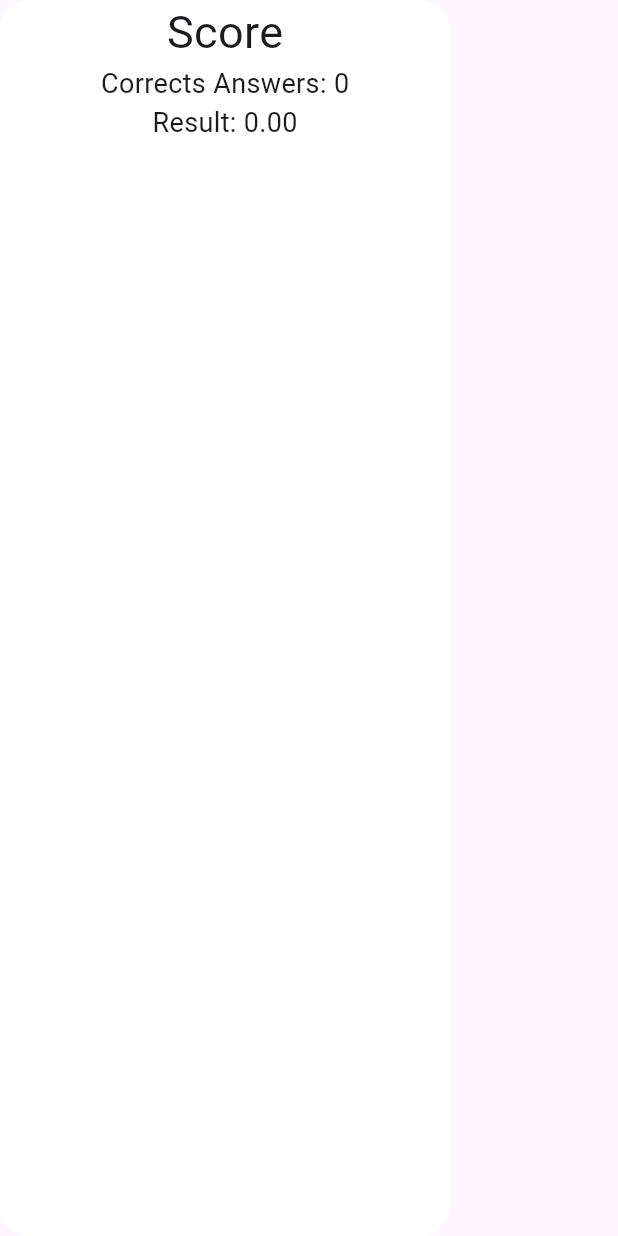
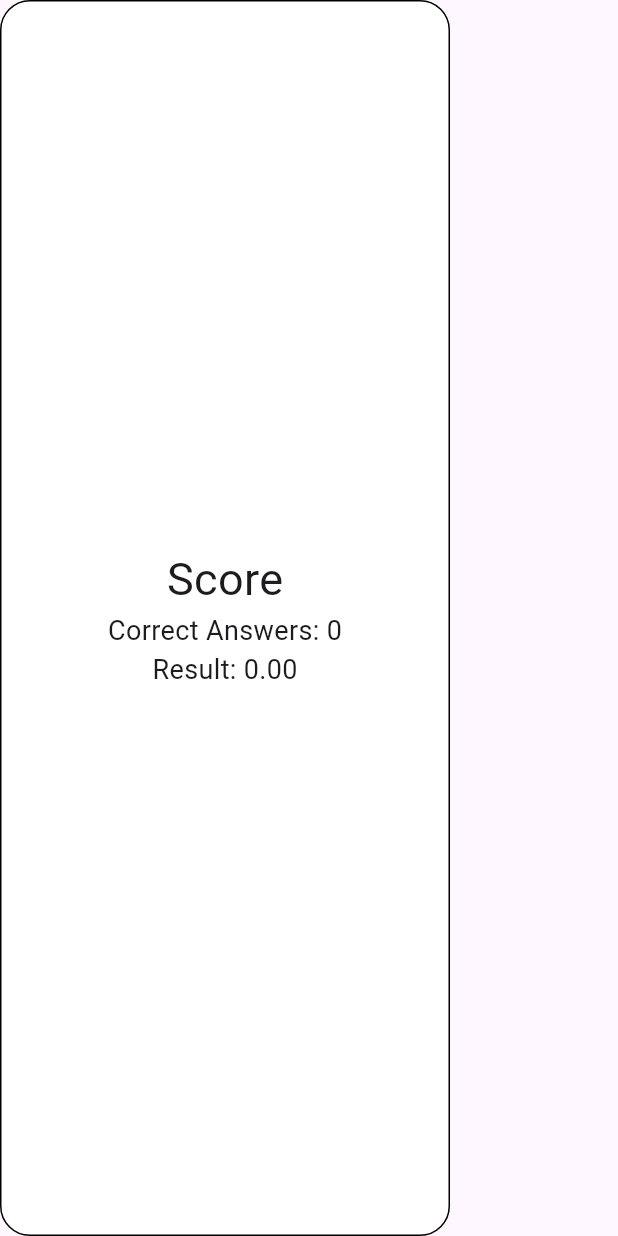
Before and after one commit to JosephPaiz/PLUTrainer, a Flutter app: the ScoreView widget shown alone on an empty page, opened directly, on a phone screen of 412 x 824 dp. Run offline on Flutter 3.47's test engine with Material 3 defaults, Android fonts, the light colour scheme and no system bars; our stand-ins replace google_fonts, hugeicons, logger, supabase_flutter; accounts and stored records are empty.

Commit message:
scoreview

```diff
--- a/lib/widgets/Score/score_view.dart
+++ b/lib/widgets/Score/score_view.dart
@@ -24,21 +24,24 @@ class _ScoreViewState extends State<ScoreView> {
   @override
   Widget build(BuildContext context) {
     final scoreViewModel = Provider.of<ScoreViewModel>(context);
-    return Expanded(
-      child: Container(
+    return Container(
       width: 300,
       decoration: BoxDecoration(
         color: Colors.white,
         borderRadius: BorderRadius.circular(20),
+        border: Border.all(
+            color: Colors.black), // Añadir un borde para mejor visibilidad
       ),
       child: Column(
+        mainAxisAlignment: MainAxisAlignment.center,
+        crossAxisAlignment: CrossAxisAlignment.center,
         children: [
           const Text(
             'Score',
             style: TextStyle(fontSize: 30),
           ),
           Text(
-              'Corrects Answers: ${scoreViewModel.correctAnswers}',
+            'Correct Answers: ${scoreViewModel.correctAnswers}',
             style: const TextStyle(
               fontSize: 18,
             ),
@@ -48,10 +51,68 @@ class _ScoreViewState extends State<ScoreView> {
             style: const TextStyle(
               fontSize: 18,
             ),
-            )
+          ),
         ],
-        ),
       ),
     );
   }
 }
+
+
+// import 'package:flutter/material.dart';
+// import 'package:plu_trainer/viewmodels/score_view_model.dart';
+// import 'package:plu_trainer/viewmodels/products_view_model.dart';
+// import 'package:provider/provider.dart';
+
+// class ScoreView extends StatefulWidget {
+//   const ScoreView({super.key});
+
+//   @override
+//   State<ScoreView> createState() => _ScoreViewState();
+// }
+
+// class _ScoreViewState extends State<ScoreView> {
+//   @override
+//   void didChangeDependencies() {
+//     super.didChangeDependencies();
+//     final scoreViewModel = Provider.of<ScoreViewModel>(context);
+//     final productViewModel = Provider.of<ProductViewModel>(context);
+
+//     scoreViewModel.updateLists(
+//         productViewModel.products, productViewModel.results);
+//   }
+
+//   @override
+//   Widget build(BuildContext context) {
+//     final scoreViewModel = Provider.of<ScoreViewModel>(context);
+//     return Expanded(
+//       child: Container(
+//         width: 300,
+//         decoration: BoxDecoration(
+//           color: Colors.white,
+//           borderRadius: BorderRadius.circular(20),
+//         ),
+//         child: Column(
+//           children: [
+//             const Text(
+//               'Score',
+//               style: TextStyle(fontSize: 30),
+//             ),
+//             Text(
+//               'Corrects Answers: ${scoreViewModel.correctAnswers}',
+//               style: const TextStyle(
+//                 fontSize: 18,
+//               ),
+//             ),
+//             Text(
+//               'Result: ${scoreViewModel.result}',
+//               style: const TextStyle(
+//                 fontSize: 18,
+//               ),
+//             )
+//           ],
+//         ),
+//       ),
+//     );
+//   }
+// }
```
Also changed, not shown: 3 other files. Lines whose indentation alone changed are shown as unchanged.
